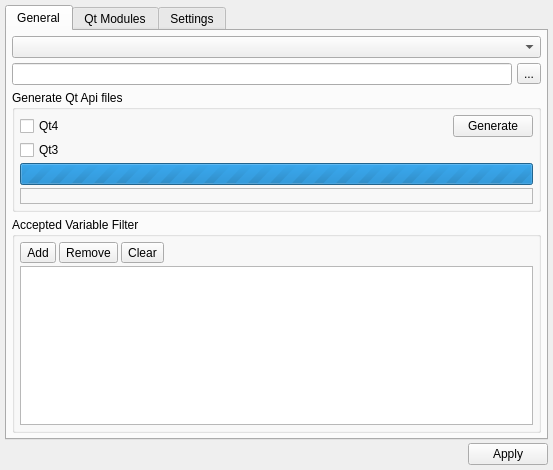
Above: v2/trunk/2006.2.0.0/plugins/projects/QMakev2/src/ui/UISettingsQMake.ui from testmana2/mks before the change. Below: the same form after it.
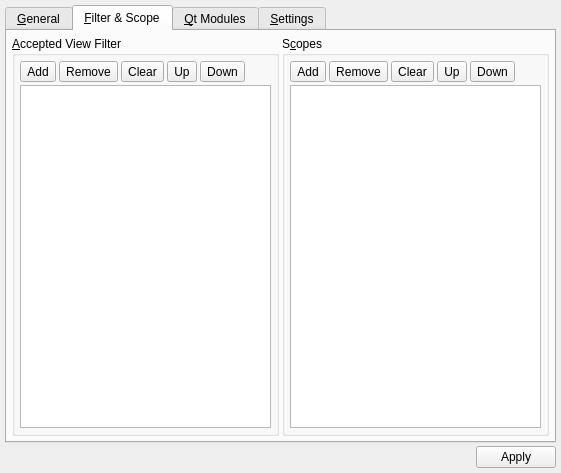
That is the form after the change. The open tabs and pages were chosen to show the change. Icons and pictures are not drawn.

```diff
--- a/v2/trunk/2006.2.0.0/plugins/projects/QMakev2/src/ui/UISettingsQMake.ui
+++ b/v2/trunk/2006.2.0.0/plugins/projects/QMakev2/src/ui/UISettingsQMake.ui
@@ -5,8 +5,8 @@
    <rect>
     <x>0</x>
     <y>0</y>
-    <width>553</width>
-    <height>470</height>
+    <width>561</width>
+    <height>473</height>
    </rect>
   </property>
   <property name="windowTitle" >
@@ -23,19 +23,32 @@
     <widget class="QTabWidget" name="twQMake" >
      <widget class="QWidget" name="wGeneral" >
       <attribute name="title" >
-       <string>General</string>
+       <string>&amp;General</string>
       </attribute>
       <layout class="QGridLayout" >
        <property name="margin" >
-        <number>5</number>
+        <number>9</number>
        </property>
        <property name="spacing" >
-        <number>5</number>
+        <number>6</number>
        </property>
+       <item row="4" column="0" colspan="2" >
+        <spacer>
+         <property name="orientation" >
+          <enum>Qt::Vertical</enum>
+         </property>
+         <property name="sizeHint" >
+          <size>
+           <width>529</width>
+           <height>31</height>
+          </size>
+         </property>
+        </spacer>
+       </item>
        <item row="3" column="0" colspan="2" >
         <widget class="QGroupBox" name="gbFilter" >
          <property name="title" >
-          <string>Accepted Variable Filter</string>
+          <string>&amp;Operators</string>
          </property>
          <layout class="QGridLayout" >
           <property name="margin" >
@@ -44,8 +57,51 @@
           <property name="spacing" >
            <number>3</number>
           </property>
+          <item row="0" column="5" >
+           <spacer>
+            <property name="orientation" >
+             <enum>Qt::Horizontal</enum>
+            </property>
+            <property name="sizeHint" >
+             <size>
+              <width>331</width>
+              <height>20</height>
+             </size>
+            </property>
+           </spacer>
+          </item>
+          <item row="0" column="3" >
+           <widget class="QToolButton" name="tbUpOperator" >
+            <property name="text" >
+             <string>Up</string>
+            </property>
+            <property name="icon" >
+             <iconset resource="../../../../../monkey/src/resources/resources.qrc" >:/Icons/Icons/buttonup.png</iconset>
+            </property>
+           </widget>
+          </item>
+          <item row="0" column="4" >
+           <widget class="QToolButton" name="tbDownOperator" >
+            <property name="text" >
+             <string>Down</string>
+            </property>
+            <property name="icon" >
+             <iconset resource="../../../../../monkey/src/resources/resources.qrc" >:/Icons/Icons/buttondown.png</iconset>
+            </property>
+           </widget>
+          </item>
+          <item row="0" column="1" >
+           <widget class="QToolButton" name="tbRemoveOperator" >
+            <property name="text" >
+             <string>Remove</string>
+            </property>
+            <property name="icon" >
+             <iconset resource="../../../../../monkey/src/resources/resources.qrc" >:/Icons/Icons/editremove.png</iconset>
+            </property>
+           </widget>
+          </item>
           <item row="0" column="0" >
-           <widget class="QToolButton" name="tbAddFilter" >
+           <widget class="QToolButton" name="tbAddOperator" >
             <property name="text" >
              <string>Add</string>
             </property>
@@ -54,8 +110,18 @@
             </property>
            </widget>
           </item>
-          <item row="1" column="0" colspan="4" >
-           <widget class="QListWidget" name="lwFilters" >
+          <item row="0" column="2" >
+           <widget class="QToolButton" name="tbClearOperators" >
+            <property name="text" >
+             <string>Clear</string>
+            </property>
+            <property name="icon" >
+             <iconset resource="../../../../../monkey/src/resources/resources.qrc" >:/Icons/Icons/editclear.png</iconset>
+            </property>
+           </widget>
+          </item>
+          <item row="1" column="0" colspan="6" >
+           <widget class="QListWidget" name="lwOperators" >
             <property name="sizePolicy" >
              <sizepolicy>
               <hsizetype>13</hsizetype>
@@ -69,39 +135,6 @@
             </property>
            </widget>
           </item>
-          <item row="0" column="1" >
-           <widget class="QToolButton" name="tbRemoveFilter" >
-            <property name="text" >
-             <string>Remove</string>
-            </property>
-            <property name="icon" >
-             <iconset resource="../../../../../monkey/src/resources/resources.qrc" >:/Icons/Icons/editremove.png</iconset>
-            </property>
-           </widget>
-          </item>
-          <item row="0" column="2" >
-           <widget class="QToolButton" name="tbClearFilters" >
-            <property name="text" >
-             <string>Clear</string>
-            </property>
-            <property name="icon" >
-             <iconset resource="../../../../../monkey/src/resources/resources.qrc" >:/Icons/Icons/editclear.png</iconset>
-            </property>
-           </widget>
-          </item>
-          <item row="0" column="3" >
-           <spacer>
-            <property name="orientation" >
-             <enum>Qt::Horizontal</enum>
-            </property>
-            <property name="sizeHint" >
-             <size>
-              <width>40</width>
-              <height>20</height>
-             </size>
-            </property>
-           </spacer>
-          </item>
          </layout>
         </widget>
        </item>
@@ -134,7 +167,7 @@
        <item row="2" column="0" colspan="2" >
         <widget class="QGroupBox" name="gbApi" >
          <property name="title" >
-          <string>Generate Qt Api files</string>
+          <string>Generate Qt &amp;Api files</string>
          </property>
          <layout class="QGridLayout" >
           <property name="margin" >
@@ -154,7 +187,7 @@
              </sizepolicy>
             </property>
             <property name="text" >
-             <string>Qt4</string>
+             <string>Qt&amp;4</string>
             </property>
            </widget>
           </item>
@@ -179,14 +212,14 @@
              </sizepolicy>
             </property>
             <property name="text" >
-             <string>Qt3</string>
+             <string>Qt&amp;3</string>
             </property>
            </widget>
           </item>
           <item row="0" column="1" >
            <widget class="QPushButton" name="pbGenerate" >
             <property name="text" >
-             <string>Generate</string>
+             <string>Genera&amp;te</string>
             </property>
            </widget>
           </item>
@@ -200,11 +233,211 @@
          </layout>
         </widget>
        </item>
+       <item row="1" column="0" >
+        <widget class="QLineEdit" name="lePath" >
+         <property name="toolTip" >
+          <string>Enter the path or file path of the current keywords</string>
+         </property>
+        </widget>
+       </item>
+      </layout>
+     </widget>
+     <widget class="QWidget" name="wFilterScope" >
+      <attribute name="title" >
+       <string>&amp;Filter &amp;&amp; Scope</string>
+      </attribute>
+      <layout class="QHBoxLayout" >
+       <property name="margin" >
+        <number>5</number>
+       </property>
+       <property name="spacing" >
+        <number>3</number>
+       </property>
+       <item>
+        <widget class="QGroupBox" name="gbViewFilter" >
+         <property name="title" >
+          <string>&amp;Accepted View Filter</string>
+         </property>
+         <layout class="QGridLayout" >
+          <property name="margin" >
+           <number>5</number>
+          </property>
+          <property name="spacing" >
+           <number>3</number>
+          </property>
+          <item row="0" column="5" >
+           <spacer>
+            <property name="orientation" >
+             <enum>Qt::Horizontal</enum>
+            </property>
+            <property name="sizeHint" >
+             <size>
+              <width>331</width>
+              <height>20</height>
+             </size>
+            </property>
+           </spacer>
+          </item>
+          <item row="0" column="3" >
+           <widget class="QToolButton" name="tbUpFilter" >
+            <property name="text" >
+             <string>Up</string>
+            </property>
+            <property name="icon" >
+             <iconset resource="../../../../../monkey/src/resources/resources.qrc" >:/Icons/Icons/buttonup.png</iconset>
+            </property>
+           </widget>
+          </item>
+          <item row="0" column="4" >
+           <widget class="QToolButton" name="tbDownFilter" >
+            <property name="text" >
+             <string>Down</string>
+            </property>
+            <property name="icon" >
+             <iconset resource="../../../../../monkey/src/resources/resources.qrc" >:/Icons/Icons/buttondown.png</iconset>
+            </property>
+           </widget>
+          </item>
+          <item row="0" column="1" >
+           <widget class="QToolButton" name="tbRemoveFilter" >
+            <property name="text" >
+             <string>Remove</string>
+            </property>
+            <property name="icon" >
+             <iconset resource="../../../../../monkey/src/resources/resources.qrc" >:/Icons/Icons/editremove.png</iconset>
+            </property>
+           </widget>
+          </item>
+          <item row="0" column="0" >
+           <widget class="QToolButton" name="tbAddFilter" >
+            <property name="text" >
+             <string>Add</string>
+            </property>
+            <property name="icon" >
+             <iconset resource="../../../../../monkey/src/resources/resources.qrc" >:/Icons/Icons/editadd.png</iconset>
+            </property>
+           </widget>
+          </item>
+          <item row="0" column="2" >
+           <widget class="QToolButton" name="tbClearFilters" >
+            <property name="text" >
+             <string>Clear</string>
+            </property>
+            <property name="icon" >
+             <iconset resource="../../../../../monkey/src/resources/resources.qrc" >:/Icons/Icons/editclear.png</iconset>
+            </property>
+           </widget>
+          </item>
+          <item row="1" column="0" colspan="6" >
+           <widget class="QListWidget" name="lwFilters" >
+            <property name="sizePolicy" >
+             <sizepolicy>
+              <hsizetype>13</hsizetype>
+              <vsizetype>7</vsizetype>
+              <horstretch>0</horstretch>
+              <verstretch>0</verstretch>
+             </sizepolicy>
+            </property>
+           </widget>
+          </item>
+         </layout>
+        </widget>
+       </item>
+       <item>
+        <widget class="QGroupBox" name="gbScopes" >
+         <property name="title" >
+          <string>S&amp;copes</string>
+         </property>
+         <layout class="QGridLayout" >
+          <property name="margin" >
+           <number>5</number>
+          </property>
+          <property name="spacing" >
+           <number>3</number>
+          </property>
+          <item row="0" column="1" >
+           <widget class="QToolButton" name="tbRemoveScope" >
+            <property name="text" >
+             <string>Remove</string>
+            </property>
+            <property name="icon" >
+             <iconset resource="../../../../../monkey/src/resources/resources.qrc" >:/Icons/Icons/editremove.png</iconset>
+            </property>
+           </widget>
+          </item>
+          <item row="0" column="2" >
+           <widget class="QToolButton" name="tbClearScopes" >
+            <property name="text" >
+             <string>Clear</string>
+            </property>
+            <property name="icon" >
+             <iconset resource="../../../../../monkey/src/resources/resources.qrc" >:/Icons/Icons/editclear.png</iconset>
+            </property>
+           </widget>
+          </item>
+          <item row="0" column="3" >
+           <widget class="QToolButton" name="tbUpScope" >
+            <property name="text" >
+             <string>Up</string>
+            </property>
+            <property name="icon" >
+             <iconset resource="../../../../../monkey/src/resources/resources.qrc" >:/Icons/Icons/buttonup.png</iconset>
+            </property>
+           </widget>
+          </item>
+          <item row="0" column="0" >
+           <widget class="QToolButton" name="tbAddScope" >
+            <property name="text" >
+             <string>Add</string>
+            </property>
+            <property name="icon" >
+             <iconset resource="../../../../../monkey/src/resources/resources.qrc" >:/Icons/Icons/editadd.png</iconset>
+            </property>
+           </widget>
+          </item>
+          <item row="0" column="4" >
+           <widget class="QToolButton" name="tbDownScope" >
+            <property name="text" >
+             <string>Down</string>
+            </property>
+            <property name="icon" >
+             <iconset resource="../../../../../monkey/src/resources/resources.qrc" >:/Icons/Icons/buttondown.png</iconset>
+            </property>
+           </widget>
+          </item>
+          <item row="1" column="0" colspan="6" >
+           <widget class="QListWidget" name="lwScopes" >
+            <property name="sizePolicy" >
+             <sizepolicy>
+              <hsizetype>13</hsizetype>
+              <vsizetype>7</vsizetype>
+              <horstretch>0</horstretch>
+              <verstretch>0</verstretch>
+             </sizepolicy>
+            </property>
+           </widget>
+          </item>
+          <item row="0" column="5" >
+           <spacer>
+            <property name="orientation" >
+             <enum>Qt::Horizontal</enum>
+            </property>
+            <property name="sizeHint" >
+             <size>
+              <width>331</width>
+              <height>20</height>
+             </size>
+            </property>
+           </spacer>
+          </item>
+         </layout>
+        </widget>
+       </item>
       </layout>
      </widget>
      <widget class="QWidget" name="wQtModules" >
       <attribute name="title" >
-       <string>Qt Modules</string>
+       <string>&amp;Qt Modules</string>
       </attribute>
       <layout class="QGridLayout" >
        <property name="margin" >
@@ -344,7 +577,7 @@
      </widget>
      <widget class="QWidget" name="wSettings" >
       <attribute name="title" >
-       <string>Settings</string>
+       <string>&amp;Settings</string>
       </attribute>
       <layout class="QGridLayout" >
        <property name="margin" >
```
Left out of the diff: 405 changed lines with no effect on the pictures.
